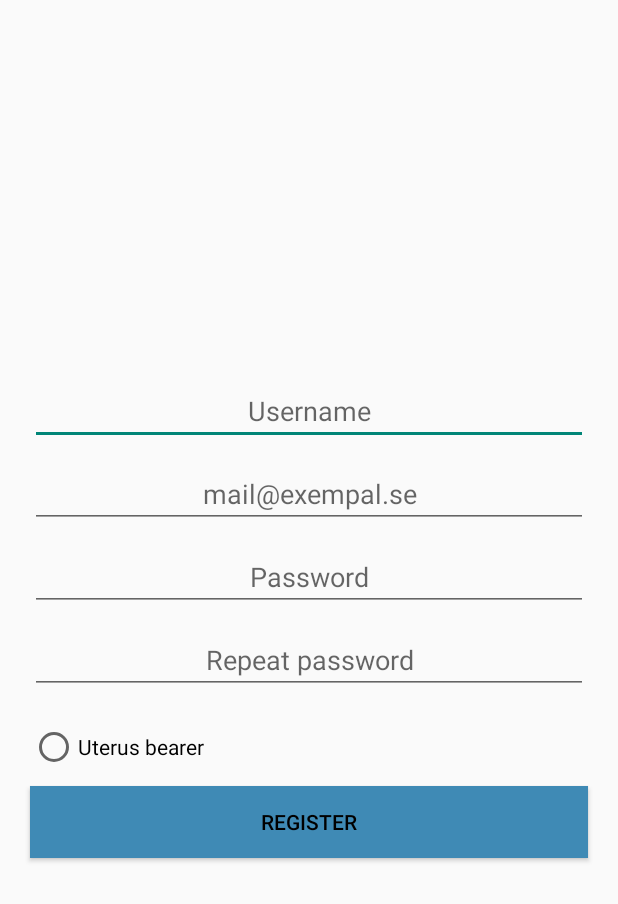
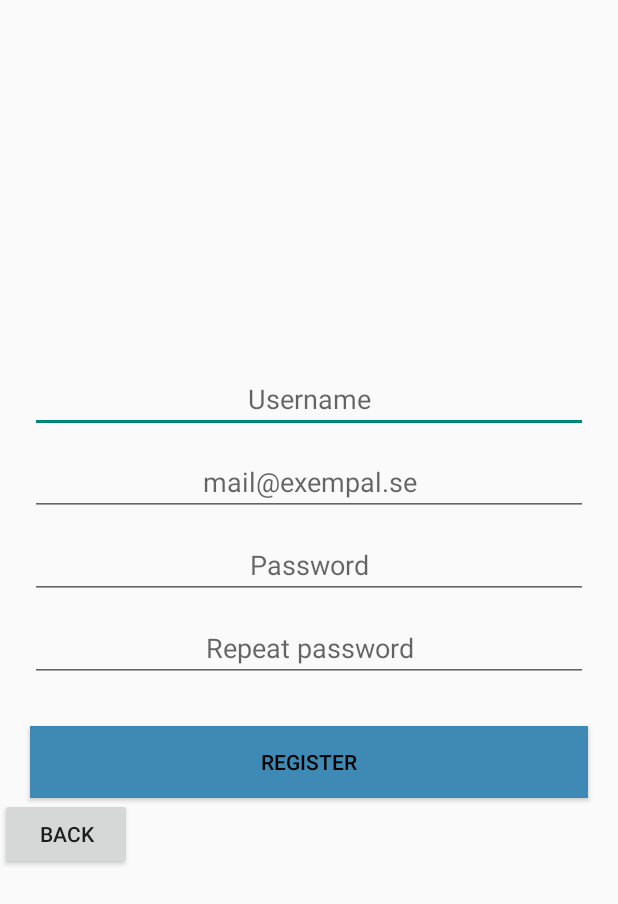
Before and after one commit to linneabark/LEEP, an Android app: the RegisterActivity screen opened directly, with no data from a screen before it, on a phone screen of 412 x 824 dp. Shown: the top 904 px of the screen. Run offline under Robolectric (Android 15) with nearby library versions, the phone set to English and light mode, and no system bars.

Commit message:
added backbutton on registeractivity

```diff
--- a/app/src/main/java/com/example/linneabark/test/RegisterActivity.java
+++ b/app/src/main/java/com/example/linneabark/test/RegisterActivity.java
@@ -32,20 +32,7 @@ public class RegisterActivity extends AppCompatActivity {
     private RadioButton uterusBearer;
     private TextView errorMessage;
     private Button register;
-
-    @Override
-    protected void onActivityResult(int requestCode, int resultCode, Intent data ){
-
-        if(requestCode == REGISTER_REQUEST_CODE ){
-
-            //make sure the request was succesfull
-
-            if(resultCode == RESULT_OK){
-
-            }
-        }
-
-    }
+    private Button backButton;
 
 
 
@@ -58,13 +45,27 @@ public class RegisterActivity extends AppCompatActivity {
         userName = (EditText) this.findViewById(R.id.setUserName);
         password = (EditText) this.findViewById(R.id.setPassword);
         repeatPassword = (EditText) this.findViewById(R.id.repeatPassword);
-        uterusBearer = (RadioButton)this.findViewById(R.id.uterusBearer);
         errorMessage = (TextView) this.findViewById(R.id.errorMessage);
         register = (Button) this.findViewById(R.id.register);
+        backButton = (Button) this.findViewById(R.id.backButton);
 
         register.setOnClickListener(new View.OnClickListener() {
             public void onClick(View v) {
                 createAccount();
+
+                finish();
+
+                System.out.println();
+            }
+        });
+
+        backButton.setOnClickListener(new View.OnClickListener(){
+            public void onClick(View v){
+
+                Intent toy = new Intent(RegisterActivity.this, LoginActivity.class);
+
+                startActivity(toy);
+
             }
         });
     }
@@ -79,7 +80,6 @@ public class RegisterActivity extends AppCompatActivity {
         setMail();
         setUserName();
         boolean ok = setPassword();
-        setUterusCarrier();
 
         if (!ok) {
             errorMessage.setText("Lösenordet stämmer inte överens!");
@@ -105,10 +105,6 @@ public class RegisterActivity extends AppCompatActivity {
         return false;
     }
 
-    private void setUterusCarrier() {
-        myUterusBearer = uterusBearer.isSelected();
-    }
-
 
 
 }
--- a/app/src/main/java/com/example/linneabark/test/UterusBearer.java
+++ /dev/null
@@ -1,11 +0,0 @@
-package com.example.linneabark.test;
-
-public class UterusBearer {
-
-    public void periodDay() {
-        // Lägga till att denna dagen är en mensdag
-
-        // Lägga till som en "heldagsaktivitet" typ
-    }
-
-}
--- a/app/src/main/res/layout/register.xml
+++ b/app/src/main/res/layout/register.xml
@@ -6,12 +6,14 @@
     android:layout_width="match_parent"
     android:layout_height="match_parent">
 
+
     <LinearLayout
         android:id="@+id/LinearLayout1"
         android:layout_width="fill_parent"
         android:layout_height="fill_parent"
         android:gravity="center"
-        android:orientation="vertical">
+        android:orientation="vertical"
+        >
 
         <EditText
             android:id="@+id/setUserName"
@@ -19,10 +21,10 @@
             android:layout_height="wrap_content"
             android:layout_marginLeft="20dp"
             android:layout_marginRight="20dp"
+            android:ems="10"
             android:gravity="center"
-            android:ems="10"
             android:hint="Username"
-            android:inputType="textPersonName"/>
+            android:inputType="textPersonName" />
 
         <EditText
             android:id="@+id/mail"
@@ -31,8 +33,8 @@
             android:layout_marginLeft="20dp"
             android:layout_marginRight="20dp"
             android:layout_marginTop="10dp"
+            android:ems="10"
             android:gravity="center"
-            android:ems="10"
             android:hint="mail@exempal.se"
             android:inputType="textEmailAddress" />
 
@@ -43,8 +45,8 @@
             android:layout_marginLeft="20dp"
             android:layout_marginRight="20dp"
             android:layout_marginTop="10dp"
+            android:ems="10"
             android:gravity="center"
-            android:ems="10"
             android:hint="Password"
             android:inputType="textPassword" />
 
@@ -55,8 +57,8 @@
             android:layout_marginLeft="20dp"
             android:layout_marginRight="20dp"
             android:layout_marginTop="10dp"
+            android:ems="10"
             android:gravity="center"
-            android:ems="10"
             android:hint="Repeat password"
             android:inputType="textPassword" />
 
@@ -69,25 +71,24 @@
             android:gravity="center"
             android:text="" />
 
-        <RadioButton
-            android:id="@+id/uterusBearer"
-            android:layout_width="fill_parent"
-            android:layout_height="wrap_content"
-            android:layout_marginLeft="20dp"
-            android:layout_marginRight="20dp"
-            android:text="Uterus bearer" />
-
         <Button
             android:id="@+id/register"
             android:layout_width="fill_parent"
             android:layout_height="wrap_content"
+            android:layout_gravity="center"
             android:layout_marginLeft="20dp"
             android:layout_marginRight="20dp"
             android:layout_marginTop="10dp"
+            android:background="@color/colorPrimary"
             android:text="Register"
-            android:layout_gravity="center"
-            android:background="@color/colorPrimary"
             android:textColor="@color/plainBlack" />
+
+        <Button
+            android:id="@+id/backButton"
+            android:layout_width="wrap_content"
+            android:layout_height="wrap_content"
+            android:layout_gravity="start"
+            android:text="BACK" />
 
     </LinearLayout>
 
```
